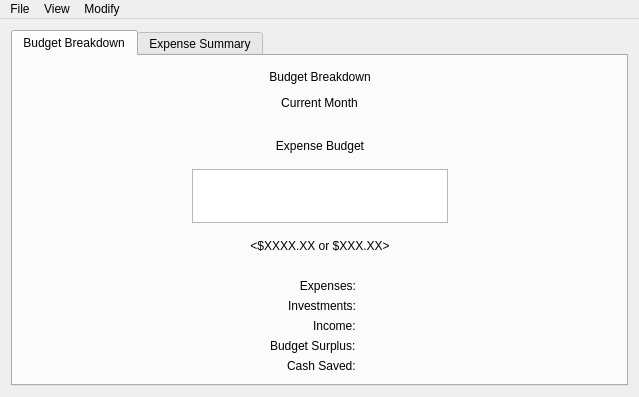
The window that CashFlowManager/mainwindow.ui (epw7856/CashFlowManager) describes before a commit, drawn with Qt 5.
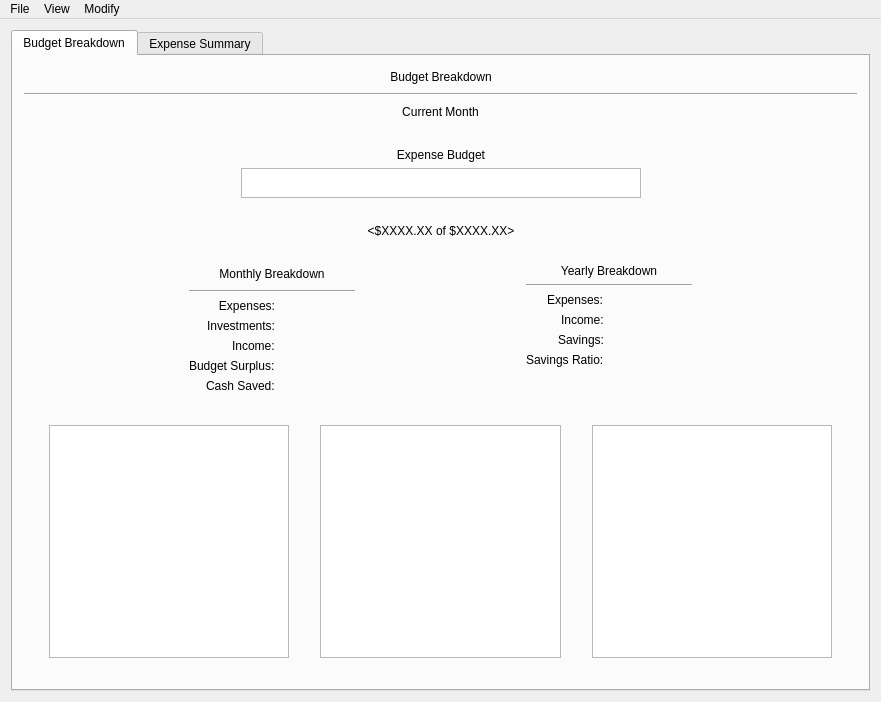
The same window after the commit. Custom widgets are drawn as their Qt base class.

Commit message: Implemented backend business logic for the budget breakdown tab controller.

The edit to the form file:
```diff
--- a/CashFlowManager/mainwindow.ui
+++ b/CashFlowManager/mainwindow.ui
@@ -6,8 +6,8 @@
    <rect>
     <x>0</x>
     <y>0</y>
-    <width>639</width>
-    <height>397</height>
+    <width>881</width>
+    <height>702</height>
    </rect>
   </property>
   <property name="windowTitle">
@@ -67,6 +67,13 @@
             </item>
            </layout>
           </item>
+          <item>
+           <widget class="Line" name="line_3">
+            <property name="orientation">
+             <enum>Qt::Horizontal</enum>
+            </property>
+           </widget>
+          </item>
           <item>
            <layout class="QHBoxLayout" name="layoutMonth">
             <item>
@@ -151,39 +158,23 @@
                </widget>
               </item>
               <item>
-               <spacer name="verticalSpacer">
-                <property name="orientation">
-                 <enum>Qt::Vertical</enum>
-                </property>
-                <property name="sizeType">
-                 <enum>QSizePolicy::Fixed</enum>
-                </property>
-                <property name="sizeHint" stdset="0">
-                 <size>
-                  <width>20</width>
-                  <height>10</height>
-                 </size>
-                </property>
-               </spacer>
-              </item>
-              <item>
-               <widget class="QChartView" name="graphicsView">
+               <widget class="QChartView" name="graphicsViewExpenseBarChart">
                 <property name="sizePolicy">
-                 <sizepolicy hsizetype="Expanding" vsizetype="Fixed">
+                 <sizepolicy hsizetype="Fixed" vsizetype="Fixed">
                   <horstretch>0</horstretch>
                   <verstretch>0</verstretch>
                  </sizepolicy>
                 </property>
                 <property name="minimumSize">
                  <size>
-                  <width>200</width>
+                  <width>400</width>
                   <height>30</height>
                  </size>
                 </property>
                 <property name="maximumSize">
                  <size>
-                  <width>16777215</width>
-                  <height>16777215</height>
+                  <width>400</width>
+                  <height>30</height>
                  </size>
                 </property>
                </widget>
@@ -199,7 +190,7 @@
                 <property name="sizeHint" stdset="0">
                  <size>
                   <width>20</width>
-                  <height>10</height>
+                  <height>20</height>
                  </size>
                 </property>
                </spacer>
@@ -207,7 +198,7 @@
               <item>
                <widget class="QLabel" name="labelBudgetStatus">
                 <property name="text">
-                 <string>&lt;$XXXX.XX or $XXX.XX&gt;</string>
+                 <string>&lt;$XXXX.XX of $XXXX.XX&gt;</string>
                 </property>
                 <property name="alignment">
                  <set>Qt::AlignCenter</set>
@@ -263,11 +254,30 @@
              </spacer>
             </item>
             <item>
-             <layout class="QFormLayout" name="formLayout">
+             <layout class="QVBoxLayout" name="verticalLayout_9">
+              <item>
+               <widget class="QLabel" name="label_14">
+                <property name="text">
+                 <string>Monthly Breakdown</string>
+                </property>
+                <property name="alignment">
+                 <set>Qt::AlignCenter</set>
+                </property>
+               </widget>
+              </item>
+              <item>
+               <widget class="Line" name="line">
+                <property name="orientation">
+                 <enum>Qt::Horizontal</enum>
+                </property>
+               </widget>
+              </item>
+              <item>
+               <layout class="QFormLayout" name="formMonthlySummary">
               <property name="labelAlignment">
                <set>Qt::AlignRight|Qt::AlignTrailing|Qt::AlignVCenter</set>
               </property>
-              <item row="0" column="0">
+                <item row="1" column="0">
                <widget class="QLabel" name="label_2">
                 <property name="enabled">
                  <bool>true</bool>
@@ -280,14 +290,14 @@
                 </property>
                </widget>
               </item>
-              <item row="0" column="1">
-               <widget class="QLabel" name="labelExpenses">
+                <item row="1" column="1">
+                 <widget class="QLabel" name="labelMonthlyExpenses">
                 <property name="text">
                  <string>&lt;Expenses&gt;</string>
                 </property>
                </widget>
               </item>
-              <item row="1" column="0">
+                <item row="2" column="0">
                <widget class="QLabel" name="label_3">
                 <property name="text">
                  <string>Investments:</string>
@@ -297,55 +307,232 @@
                 </property>
                </widget>
               </item>
-              <item row="1" column="1">
-               <widget class="QLabel" name="labelInvestments">
+                <item row="2" column="1">
+                 <widget class="QLabel" name="labelMonthlyInvestments">
                 <property name="text">
                  <string>&lt;Investments&gt;</string>
                 </property>
                </widget>
               </item>
-              <item row="2" column="0">
+                <item row="3" column="0">
                <widget class="QLabel" name="label_4">
                 <property name="text">
                  <string>Income:</string>
                 </property>
                </widget>
               </item>
-              <item row="2" column="1">
-               <widget class="QLabel" name="labelIncome">
+                <item row="3" column="1">
+                 <widget class="QLabel" name="labelMonthlyIncome">
                 <property name="text">
                  <string>&lt;Income&gt;</string>
                 </property>
                </widget>
               </item>
-              <item row="3" column="0">
+                <item row="4" column="0">
                <widget class="QLabel" name="label_5">
                 <property name="text">
                  <string>Budget Surplus:</string>
                 </property>
                </widget>
               </item>
-              <item row="3" column="1">
-               <widget class="QLabel" name="labelBudgetSurplus">
+                <item row="4" column="1">
+                 <widget class="QLabel" name="labelMonthlyBudgetSurplus">
                 <property name="text">
                  <string>&lt;BudgetSurplus&gt;</string>
                 </property>
                </widget>
               </item>
-              <item row="4" column="0">
+                <item row="5" column="0">
                <widget class="QLabel" name="label_6">
                 <property name="text">
                  <string>Cash Saved:</string>
                 </property>
                </widget>
               </item>
-              <item row="4" column="1">
-               <widget class="QLabel" name="labelCashSaved">
+                <item row="5" column="1">
+                 <widget class="QLabel" name="labelMonthlyCashSaved">
                 <property name="text">
                  <string>&lt;Cash Saved&gt;</string>
                 </property>
                </widget>
               </item>
+                <item row="6" column="0">
+                 <spacer name="horizontalSpacer_15">
+                  <property name="orientation">
+                   <enum>Qt::Horizontal</enum>
+                  </property>
+                  <property name="sizeHint" stdset="0">
+                   <size>
+                    <width>40</width>
+                    <height>20</height>
+                   </size>
+                  </property>
+                 </spacer>
+                </item>
+                <item row="6" column="1">
+                 <spacer name="horizontalSpacer_16">
+                  <property name="orientation">
+                   <enum>Qt::Horizontal</enum>
+                  </property>
+                  <property name="sizeHint" stdset="0">
+                   <size>
+                    <width>40</width>
+                    <height>20</height>
+                   </size>
+                  </property>
+                 </spacer>
+                </item>
+               </layout>
+              </item>
+             </layout>
+            </item>
+            <item>
+             <spacer name="horizontalSpacer_9">
+              <property name="orientation">
+               <enum>Qt::Horizontal</enum>
+              </property>
+              <property name="sizeHint" stdset="0">
+               <size>
+                <width>40</width>
+                <height>20</height>
+               </size>
+              </property>
+             </spacer>
+            </item>
+            <item>
+             <layout class="QVBoxLayout" name="verticalLayout_7">
+              <item>
+               <widget class="QLabel" name="label_12">
+                <property name="text">
+                 <string>Yearly Breakdown</string>
+                </property>
+                <property name="alignment">
+                 <set>Qt::AlignCenter</set>
+                </property>
+               </widget>
+              </item>
+              <item>
+               <widget class="Line" name="line_2">
+                <property name="orientation">
+                 <enum>Qt::Horizontal</enum>
+                </property>
+               </widget>
+              </item>
+              <item>
+               <layout class="QFormLayout" name="formYearlySummary">
+                <property name="labelAlignment">
+                 <set>Qt::AlignRight|Qt::AlignTrailing|Qt::AlignVCenter</set>
+                </property>
+                <item row="0" column="0">
+                 <widget class="QLabel" name="label_8">
+                  <property name="text">
+                   <string>Expenses:</string>
+                  </property>
+                 </widget>
+                </item>
+                <item row="0" column="1">
+                 <widget class="QLabel" name="labelYearlyExpenses">
+                  <property name="text">
+                   <string>&lt;Expenses&gt;</string>
+                  </property>
+                 </widget>
+                </item>
+                <item row="1" column="0">
+                 <widget class="QLabel" name="label_10">
+                  <property name="text">
+                   <string>Income:</string>
+                  </property>
+                 </widget>
+                </item>
+                <item row="1" column="1">
+                 <widget class="QLabel" name="labelYearlyIncome">
+                  <property name="text">
+                   <string>&lt;Income&gt;</string>
+                  </property>
+                 </widget>
+                </item>
+                <item row="2" column="0">
+                 <widget class="QLabel" name="label_9">
+                  <property name="text">
+                   <string>Savings:</string>
+                  </property>
+                 </widget>
+                </item>
+                <item row="2" column="1">
+                 <widget class="QLabel" name="labelYearlySavings">
+                  <property name="text">
+                   <string>&lt;Savings&gt;</string>
+                  </property>
+                 </widget>
+                </item>
+                <item row="3" column="0">
+                 <widget class="QLabel" name="label_11">
+                  <property name="text">
+                   <string>Savings Ratio:</string>
+                  </property>
+                 </widget>
+                </item>
+                <item row="3" column="1">
+                 <widget class="QLabel" name="labelYearlySavingsRatio">
+                  <property name="text">
+                   <string>&lt;SavingsRatio&gt;</string>
+                  </property>
+                 </widget>
+                </item>
+                <item row="4" column="0">
+                 <spacer name="horizontalSpacer_10">
+                  <property name="orientation">
+                   <enum>Qt::Horizontal</enum>
+                  </property>
+                  <property name="sizeHint" stdset="0">
+                   <size>
+                    <width>40</width>
+                    <height>20</height>
+                   </size>
+                  </property>
+                 </spacer>
+                </item>
+                <item row="4" column="1">
+                 <spacer name="horizontalSpacer_11">
+                  <property name="orientation">
+                   <enum>Qt::Horizontal</enum>
+                  </property>
+                  <property name="sizeHint" stdset="0">
+                   <size>
+                    <width>40</width>
+                    <height>20</height>
+                   </size>
+                  </property>
+                 </spacer>
+                </item>
+                <item row="5" column="0">
+                 <spacer name="horizontalSpacer_17">
+                  <property name="orientation">
+                   <enum>Qt::Horizontal</enum>
+                  </property>
+                  <property name="sizeHint" stdset="0">
+                   <size>
+                    <width>40</width>
+                    <height>20</height>
+                   </size>
+                  </property>
+                 </spacer>
+                </item>
+                <item row="5" column="1">
+                 <spacer name="horizontalSpacer_18">
+                  <property name="orientation">
+                   <enum>Qt::Horizontal</enum>
+                  </property>
+                  <property name="sizeHint" stdset="0">
+                   <size>
+                    <width>40</width>
+                    <height>20</height>
+                   </size>
+                  </property>
+                 </spacer>
+                </item>
+               </layout>
+              </item>
              </layout>
             </item>
             <item>
@@ -365,6 +552,84 @@
           </item>
          </layout>
         </item>
+        <item>
+         <layout class="QHBoxLayout" name="layoutTables">
+          <item>
+           <spacer name="horizontalSpacer_13">
+            <property name="orientation">
+             <enum>Qt::Horizontal</enum>
+            </property>
+            <property name="sizeHint" stdset="0">
+             <size>
+              <width>40</width>
+              <height>20</height>
+             </size>
+            </property>
+           </spacer>
+          </item>
+          <item>
+           <widget class="QTableView" name="tableView"/>
+          </item>
+          <item>
+           <spacer name="horizontalSpacer_14">
+            <property name="orientation">
+             <enum>Qt::Horizontal</enum>
+            </property>
+            <property name="sizeHint" stdset="0">
+             <size>
+              <width>40</width>
+              <height>20</height>
+             </size>
+            </property>
+           </spacer>
+          </item>
+          <item>
+           <widget class="QTableView" name="tableView_2"/>
+          </item>
+          <item>
+           <spacer name="horizontalSpacer_19">
+            <property name="orientation">
+             <enum>Qt::Horizontal</enum>
+            </property>
+            <property name="sizeHint" stdset="0">
+             <size>
+              <width>40</width>
+              <height>20</height>
+             </size>
+            </property>
+           </spacer>
+          </item>
+          <item>
+           <widget class="QGraphicsView" name="graphicsViewBreakdownPieChart"/>
+          </item>
+          <item>
+           <spacer name="horizontalSpacer_12">
+            <property name="orientation">
+             <enum>Qt::Horizontal</enum>
+            </property>
+            <property name="sizeHint" stdset="0">
+             <size>
+              <width>40</width>
+              <height>20</height>
+             </size>
+            </property>
+           </spacer>
+          </item>
+         </layout>
+        </item>
+        <item>
+         <spacer name="horizontalSpacer_20">
+          <property name="orientation">
+           <enum>Qt::Horizontal</enum>
+          </property>
+          <property name="sizeHint" stdset="0">
+           <size>
+            <width>40</width>
+            <height>20</height>
+           </size>
+          </property>
+         </spacer>
+        </item>
        </layout>
       </widget>
       <widget class="QWidget" name="tabExpenseSummary">
@@ -386,7 +651,7 @@
     <rect>
      <x>0</x>
      <y>0</y>
-     <width>639</width>
+     <width>881</width>
      <height>21</height>
     </rect>
    </property>
```
Left out of the diff: 2 changed lines with no effect on the pictures. Lines whose indentation alone changed are shown as unchanged. The commit also changes 13 other files.
